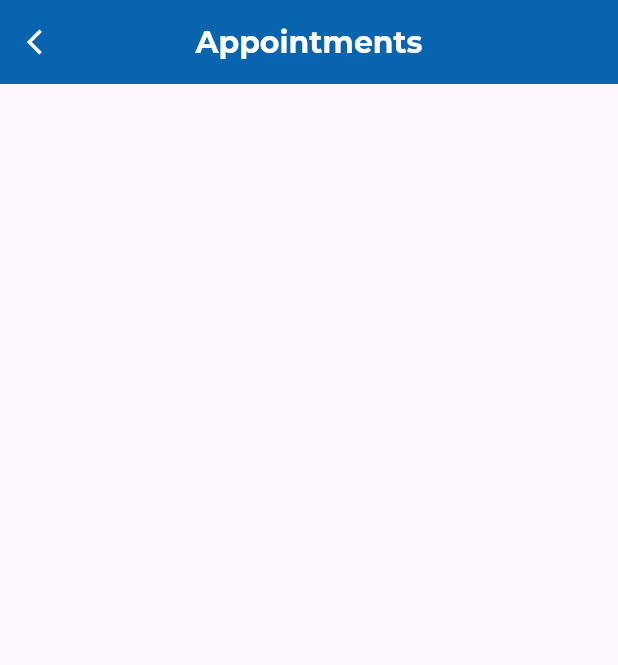
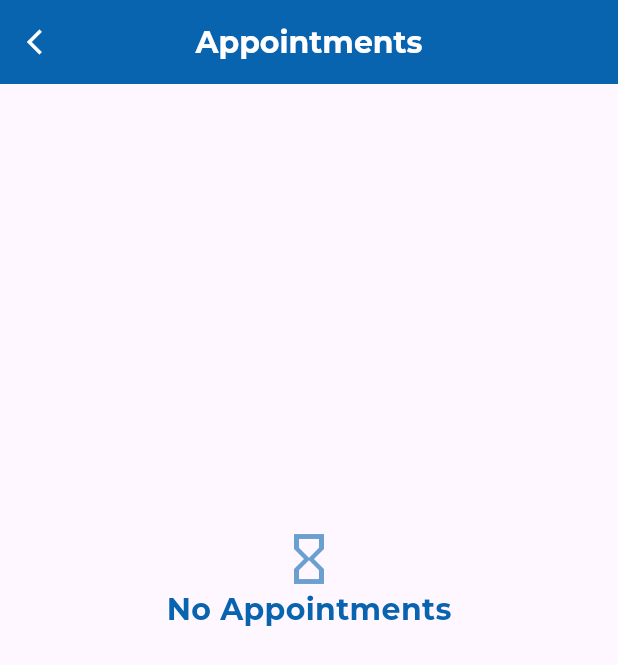
Before and after one commit to FYP-UniSafe/frontend-mobile, a Flutter app: the AllAppointments screen opened directly, on a phone screen of 412 x 824 dp. Shown: the top 665 px of the screen. Run offline on Flutter 3.47's test engine with Material 3 defaults, Android fonts, the phone set to English and light mode, and no system bars; our stand-ins replace email_validator, file_picker, flutter_dotenv, flutter_linkify, flutter_secure_storage, google_generative_ai and 3 more; missing offline and left inert: flutter_libphonenumber; accounts and stored records are empty; project files that could hold a hidden picture were left out.

Commit message:
Fixed appointment status not being retrieved

```diff
--- a/lib/Models/Counsel.dart
+++ b/lib/Models/Counsel.dart
@@ -51,6 +51,7 @@ class Counsel {
       student_email: json['student_email'],
       student_reg_no: json['student_reg_no'],
       session_type: json['session_type'],
+      status: json['status']
     );
   }
 }
--- a/lib/Providers/counselProvider.dart
+++ b/lib/Providers/counselProvider.dart
@@ -126,6 +126,8 @@ class CounselProvider extends ChangeNotifier {
         _appointments = output.map((data) => Counsel.fromJson(data)).toList();
         _appointments.sort;
 
+        log(response.body);
+
         notifyListeners();
       } else if (response.statusCode == 401) {
         AuthProvider.refreshToken();
--- a/lib/screens/main/counsel/all_appointments.dart
+++ b/lib/screens/main/counsel/all_appointments.dart
@@ -64,7 +64,8 @@ class _AllAppointmentsState extends State<AllAppointments> {
         child: SizedBox(
           width: MediaQuery.of(context).size.width,
           height: MediaQuery.of(context).size.height,
-          child: RefreshIndicator(
+          child: _appointments.isNotEmpty
+              ? RefreshIndicator(
                   onRefresh: () async {
                     await _counselProvider.getAppointments();
                   },
@@ -75,7 +76,8 @@ class _AllAppointmentsState extends State<AllAppointments> {
                       return ListTile(
                         title: Text(
                           "${_appointments[i].session_type.toString()} Appointment",
-                    style: TextStyle(fontSize: 16, fontWeight: FontWeight.bold),
+                          style: TextStyle(
+                              fontSize: 16, fontWeight: FontWeight.bold),
                         ),
                         subtitle: Column(
                           mainAxisAlignment: MainAxisAlignment.start,
@@ -90,7 +92,9 @@ class _AllAppointmentsState extends State<AllAppointments> {
                                     color: Colors.black),
                                 children: [
                                   TextSpan(
-                              text: _appointments[i].appointment_id.toString(),
+                                    text: _appointments[i]
+                                        .appointment_id
+                                        .toString(),
                                     style: TextStyle(
                                       fontFamily: 'Montserrat',
                                       fontSize: 14,
@@ -152,6 +156,36 @@ class _AllAppointmentsState extends State<AllAppointments> {
                       );
                     },
                   ),
+                )
+              : RefreshIndicator(
+                  onRefresh: () async {
+                    await _counselProvider.getAppointments();
+                  },
+                  child: ListView(
+                    children: [
+                      SizedBox(
+                          height: MediaQuery.of(context).size.height * 0.35),
+                      Center(
+                        child: Column(
+                          mainAxisAlignment: MainAxisAlignment.center,
+                          children: [
+                            Icon(
+                              Icons.hourglass_empty,
+                              size: 40,
+                              color: Color.fromRGBO(8, 100, 175, 0.6),
+                            ),
+                            Text(
+                              'No Appointments',
+                              style: TextStyle(
+                                  fontSize: 20,
+                                  fontWeight: FontWeight.bold,
+                                  color: Color.fromRGBO(8, 100, 175, 1.0)),
+                            ),
+                          ],
+                        ),
+                      ),
+                    ],
+                  ),
                 ),
         ),
       ),
```
Also changed, not shown: lib/screens/authorization/login.dart (+8 -1 lines), lib/screens/main/report/report_list.dart (+29 -3 lines). Lines whose indentation alone changed are shown as unchanged.
